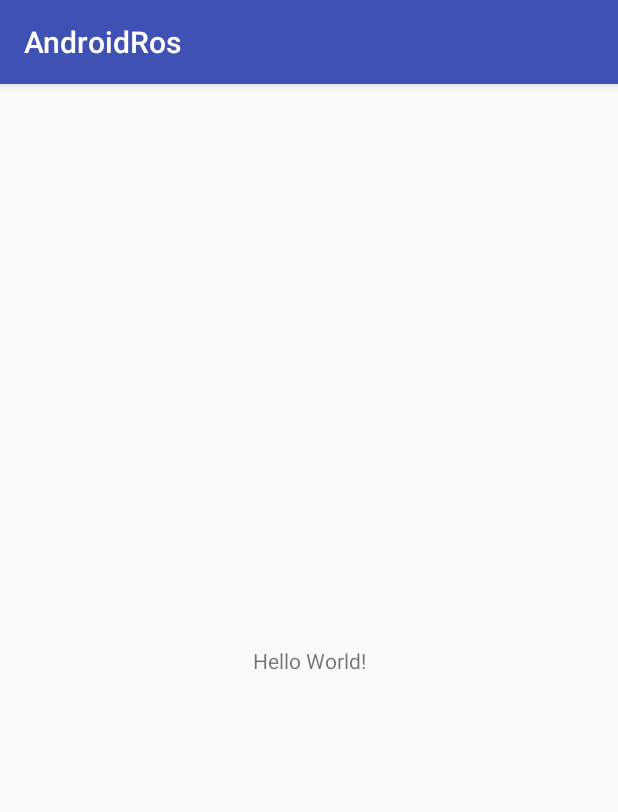
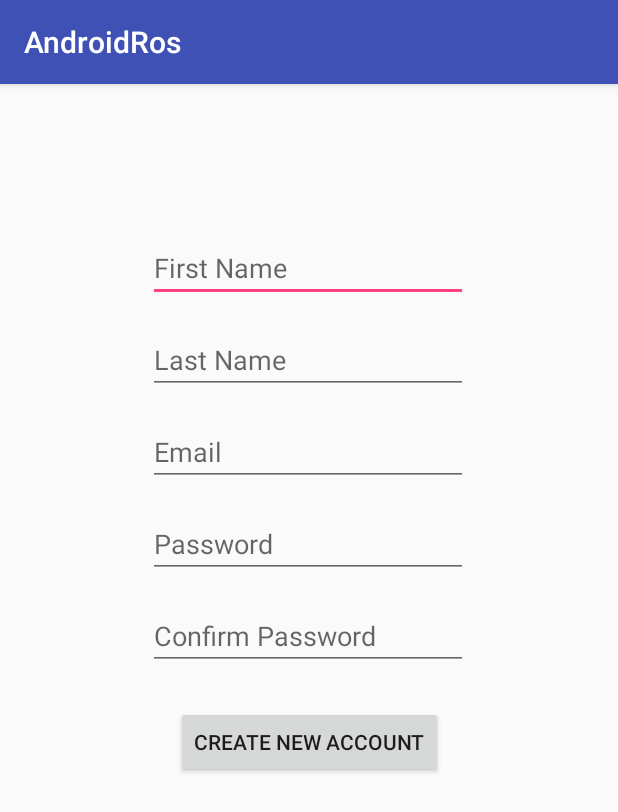
Before and after one commit to aau-itcom-17/AndroidRos, an Android app: the screen it shows after launch (MainActivity), on a phone screen of 412 x 824 dp. Shown: the top 812 px of the screen. Run offline under Robolectric (Android 15) with nearby library versions, the light colour scheme and no system bars; our stand-ins replace Room's generated code.

Commit message:
First commit

```diff
--- a/app/build.gradle
+++ b/app/build.gradle
@@ -25,4 +25,10 @@ dependencies {
     testImplementation 'junit:junit:4.12'
     androidTestImplementation 'com.android.support.test:runner:1.0.1'
     androidTestImplementation 'com.android.support.test.espresso:espresso-core:3.0.1'
+
+
+    implementation 'android.arch.persistence.room:runtime:1.0.0'
+    annotationProcessor 'android.arch.persistence.room:compiler:1.0.0'
+
+    implementation 'com.android.support:design:26.1.0'
 }
--- a/app/src/main/AndroidManifest.xml
+++ b/app/src/main/AndroidManifest.xml
@@ -16,6 +16,10 @@
                 <category android:name="android.intent.category.LAUNCHER" />
             </intent-filter>
         </activity>
+        <activity
+            android:name=".CreateAccountActivity"
+            android:label="@string/create_account_name">
+        </activity>
     </application>
 
 </manifest>
--- a/app/src/main/java/com/example/marcu/androidros/MainActivity.java
+++ b/app/src/main/java/com/example/marcu/androidros/MainActivity.java
@@ -1,5 +1,6 @@
 package com.example.marcu.androidros;
 
+import android.arch.persistence.room.Room;
 import android.support.v7.app.AppCompatActivity;
 import android.os.Bundle;
 
@@ -8,6 +9,7 @@ public class MainActivity extends AppCompatActivity {
     @Override
     protected void onCreate(Bundle savedInstanceState) {
         super.onCreate(savedInstanceState);
-        setContentView(R.layout.activity_main);
+        setContentView(R.layout.activity_create_account);
+
     }
 }
--- /dev/null
+++ b/app/src/main/res/layout/activity_create_account.xml
@@ -0,0 +1,99 @@
+<?xml version="1.0" encoding="utf-8"?>
+<android.support.constraint.ConstraintLayout xmlns:android="http://schemas.android.com/apk/res/android"
+    xmlns:app="http://schemas.android.com/apk/res-auto"
+    xmlns:tools="http://schemas.android.com/tools"
+    android:layout_width="match_parent"
+    android:layout_height="match_parent"
+    tools:context=".CreateAccountActivity"
+    tools:layout_editor_absoluteY="81dp">
+
+    <EditText
+        android:id="@+id/firstNameEdit"
+        android:layout_width="wrap_content"
+        android:layout_height="wrap_content"
+        android:layout_marginBottom="8dp"
+        android:layout_marginTop="100dp"
+        android:ems="10"
+        android:hint="First Name"
+        android:inputType="textPersonName"
+        app:layout_constraintBottom_toBottomOf="parent"
+        app:layout_constraintEnd_toEndOf="parent"
+        app:layout_constraintHorizontal_bias="0.497"
+        app:layout_constraintStart_toStartOf="parent"
+        app:layout_constraintTop_toTopOf="parent"
+        app:layout_constraintVertical_bias="0.0" />
+
+    <EditText
+        android:id="@+id/lastNameEdit"
+        android:layout_width="wrap_content"
+        android:layout_height="wrap_content"
+        android:layout_marginBottom="8dp"
+        android:layout_marginTop="16dp"
+        android:ems="10"
+        android:hint="Last Name"
+        android:inputType="textPersonName"
+        app:layout_constraintBottom_toBottomOf="parent"
+        app:layout_constraintEnd_toEndOf="parent"
+        app:layout_constraintHorizontal_bias="0.497"
+        app:layout_constraintStart_toStartOf="parent"
+        app:layout_constraintTop_toBottomOf="@+id/firstNameEdit"
+        app:layout_constraintVertical_bias="0.0" />
+
+    <EditText
+        android:id="@+id/emailEdit"
+        android:layout_width="wrap_content"
+        android:layout_height="wrap_content"
+        android:layout_marginBottom="8dp"
+        android:layout_marginTop="16dp"
+        android:ems="10"
+        android:hint="Email"
+        android:inputType="textEmailAddress"
+        app:layout_constraintBottom_toBottomOf="parent"
+        app:layout_constraintEnd_toEndOf="parent"
+        app:layout_constraintHorizontal_bias="0.497"
+        app:layout_constraintStart_toStartOf="parent"
+        app:layout_constraintTop_toBottomOf="@+id/lastNameEdit"
+        app:layout_constraintVertical_bias="0.0" />
+
+    <EditText
+        android:id="@+id/passEdit"
+        android:layout_width="wrap_content"
+        android:layout_height="wrap_content"
+        android:layout_marginBottom="8dp"
+        android:layout_marginTop="16dp"
+        android:ems="10"
+        android:hint="Password"
+        android:inputType="textPassword"
+        app:layout_constraintBottom_toBottomOf="parent"
+        app:layout_constraintEnd_toEndOf="parent"
+        app:layout_constraintHorizontal_bias="0.497"
+        app:layout_constraintStart_toStartOf="parent"
+        app:layout_constraintTop_toBottomOf="@+id/emailEdit"
+        app:layout_constraintVertical_bias="0.0" />
+
+    <EditText
+        android:id="@+id/confirmPassEdit"
+        android:layout_width="wrap_content"
+        android:layout_height="wrap_content"
+        android:layout_marginBottom="8dp"
+        android:layout_marginTop="16dp"
+        android:ems="10"
+        android:hint="Confirm Password"
+        android:inputType="textPassword"
+        app:layout_constraintBottom_toBottomOf="parent"
+        app:layout_constraintEnd_toEndOf="parent"
+        app:layout_constraintHorizontal_bias="0.497"
+        app:layout_constraintStart_toStartOf="parent"
+        app:layout_constraintTop_toBottomOf="@+id/passEdit"
+        app:layout_constraintVertical_bias="0.0" />
+
+    <Button
+        android:id="@+id/createAccountButton"
+        android:layout_width="wrap_content"
+        android:layout_height="wrap_content"
+        android:layout_marginTop="24dp"
+        android:text="Create New Account"
+        app:layout_constraintEnd_toEndOf="parent"
+        app:layout_constraintStart_toStartOf="parent"
+        app:layout_constraintTop_toBottomOf="@+id/confirmPassEdit" />
+</android.support.constraint.ConstraintLayout>
--- a/app/src/main/res/values/strings.xml
+++ b/app/src/main/res/values/strings.xml
@@ -1,3 +1,4 @@
 <resources>
     <string name="app_name">AndroidRos</string>
+    <string name="create_account_name">Create Account</string>
 </resources>
--- a/build.gradle
+++ b/build.gradle
@@ -7,7 +7,7 @@ buildscript {
         jcenter()
     }
     dependencies {
-        classpath 'com.android.tools.build:gradle:3.0.1'
+        classpath 'com.android.tools.build:gradle:3.1.0'
 
 
         // NOTE: Do not place your application dependencies here; they belong
```
Also changed, not shown: app/src/main/java/com/example/marcu/androidros/AppDatabase.java (added, +9 -0 lines), app/src/main/java/com/example/marcu/androidros/CreateAccountActivity.java (added, +53 -0 lines), app/src/main/java/com/example/marcu/androidros/User.java (added, +22 -0 lines), app/src/main/java/com/example/marcu/androidros/UserDao.java (added, +27 -0 lines), gradle/wrapper/gradle-wrapper.properties.
